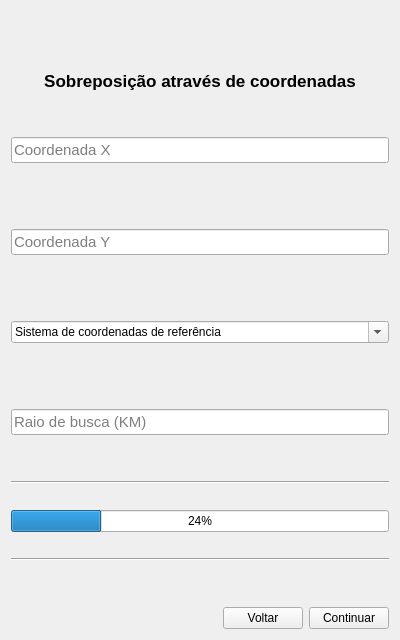
Before: the Qt Designer form screens/overlay_coordinates.ui in spuhub/prisma, drawn with Qt 5.
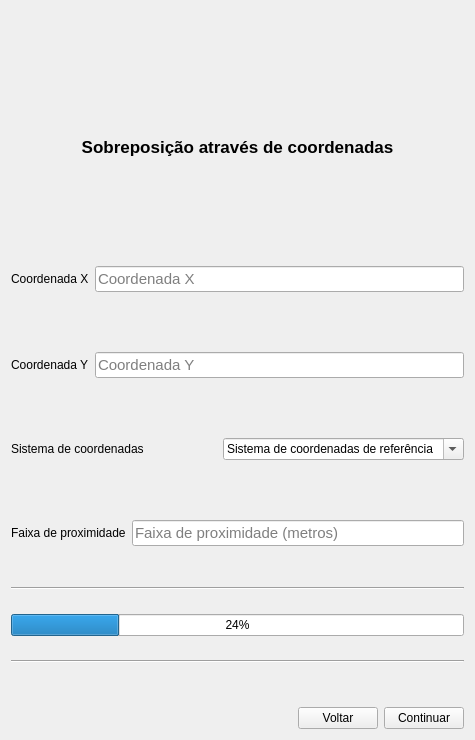
After: the same form once the commit is applied.

What changed in the file:
```diff
--- a/screens/overlay_coordinates.ui
+++ b/screens/overlay_coordinates.ui
@@ -6,14 +6,14 @@
    <rect>
     <x>0</x>
     <y>0</y>
-    <width>400</width>
-    <height>607</height>
+    <width>475</width>
+    <height>740</height>
    </rect>
   </property>
   <property name="windowTitle">
    <string>Form</string>
   </property>
-  <layout class="QVBoxLayout" name="verticalLayout_2">
+  <layout class="QVBoxLayout" name="verticalLayout">
    <item>
     <spacer name="horizontalSpacer_9">
      <property name="orientation">
@@ -97,8 +97,6 @@
     </spacer>
    </item>
    <item>
-    <layout class="QVBoxLayout" name="verticalLayout">
-     <item>
       <spacer name="verticalSpacer_2">
        <property name="orientation">
         <enum>Qt::Vertical</enum>
@@ -118,11 +116,20 @@
        </property>
        <property name="sizeHint" stdset="0">
         <size>
-         <width>40</width>
-         <height>20</height>
+       <width>379</width>
+       <height>18</height>
         </size>
        </property>
       </spacer>
+   </item>
+   <item>
+    <layout class="QHBoxLayout" name="horizontalLayout_2">
+     <item>
+      <widget class="QLabel" name="label_2">
+       <property name="text">
+        <string>Coordenada X</string>
+       </property>
+      </widget>
      </item>
      <item>
       <widget class="QLineEdit" name="lineEdit_2">
@@ -154,6 +161,8 @@
        </property>
       </widget>
      </item>
+    </layout>
+   </item>
      <item>
       <spacer name="horizontalSpacer_11">
        <property name="orientation">
@@ -161,8 +170,8 @@
        </property>
        <property name="sizeHint" stdset="0">
         <size>
-         <width>40</width>
-         <height>20</height>
+       <width>379</width>
+       <height>18</height>
         </size>
        </property>
       </spacer>
@@ -174,8 +183,8 @@
        </property>
        <property name="sizeHint" stdset="0">
         <size>
-         <width>40</width>
-         <height>20</height>
+       <width>379</width>
+       <height>18</height>
         </size>
        </property>
       </spacer>
@@ -187,11 +196,20 @@
        </property>
        <property name="sizeHint" stdset="0">
         <size>
-         <width>40</width>
-         <height>20</height>
+       <width>379</width>
+       <height>18</height>
         </size>
        </property>
       </spacer>
+   </item>
+   <item>
+    <layout class="QHBoxLayout" name="horizontalLayout_4">
+     <item>
+      <widget class="QLabel" name="label_4">
+       <property name="text">
+        <string>Coordenada Y</string>
+       </property>
+      </widget>
      </item>
      <item>
       <widget class="QLineEdit" name="lineEdit_3">
@@ -223,6 +241,8 @@
        </property>
       </widget>
      </item>
+    </layout>
+   </item>
      <item>
       <spacer name="horizontalSpacer_12">
        <property name="orientation">
@@ -230,8 +250,8 @@
        </property>
        <property name="sizeHint" stdset="0">
         <size>
-         <width>40</width>
-         <height>20</height>
+       <width>379</width>
+       <height>18</height>
         </size>
        </property>
       </spacer>
@@ -243,8 +263,8 @@
        </property>
        <property name="sizeHint" stdset="0">
         <size>
-         <width>40</width>
-         <height>20</height>
+       <width>379</width>
+       <height>18</height>
         </size>
        </property>
       </spacer>
@@ -256,11 +276,20 @@
        </property>
        <property name="sizeHint" stdset="0">
         <size>
-         <width>40</width>
-         <height>20</height>
+       <width>379</width>
+       <height>18</height>
         </size>
        </property>
       </spacer>
+   </item>
+   <item>
+    <layout class="QHBoxLayout" name="horizontalLayout_3">
+     <item>
+      <widget class="QLabel" name="label_3">
+       <property name="text">
+        <string>Sistema de coordenadas</string>
+       </property>
+      </widget>
      </item>
      <item>
       <widget class="QComboBox" name="refSysCombo">
@@ -280,6 +309,8 @@
        </item>
       </widget>
      </item>
+    </layout>
+   </item>
      <item>
       <spacer name="horizontalSpacer_13">
        <property name="orientation">
@@ -287,8 +318,8 @@
        </property>
        <property name="sizeHint" stdset="0">
         <size>
-         <width>40</width>
-         <height>20</height>
+       <width>379</width>
+       <height>18</height>
         </size>
        </property>
       </spacer>
@@ -300,8 +331,8 @@
        </property>
        <property name="sizeHint" stdset="0">
         <size>
-         <width>40</width>
-         <height>20</height>
+       <width>379</width>
+       <height>18</height>
         </size>
        </property>
       </spacer>
@@ -313,14 +344,23 @@
        </property>
        <property name="sizeHint" stdset="0">
         <size>
-         <width>40</width>
-         <height>20</height>
+       <width>379</width>
+       <height>18</height>
         </size>
        </property>
       </spacer>
      </item>
      <item>
-      <widget class="QLineEdit" name="lineEdit_6">
+    <layout class="QHBoxLayout" name="horizontalLayout_6">
+     <item>
+      <widget class="QLabel" name="label_5">
+       <property name="text">
+        <string>Faixa de proximidade</string>
+       </property>
+      </widget>
+     </item>
+     <item>
+      <widget class="QLineEdit" name="lineEdit_5">
        <property name="font">
         <font>
          <pointsize>11</pointsize>
@@ -342,12 +382,14 @@
         <bool>true</bool>
        </property>
        <property name="placeholderText">
-        <string>Raio de busca (KM)</string>
+        <string>Faixa de proximidade (metros)</string>
        </property>
        <property name="cursorMoveStyle">
         <enum>Qt::LogicalMoveStyle</enum>
        </property>
       </widget>
+     </item>
+    </layout>
      </item>
      <item>
       <spacer name="horizontalSpacer_14">
@@ -356,8 +398,8 @@
        </property>
        <property name="sizeHint" stdset="0">
         <size>
-         <width>40</width>
-         <height>20</height>
+       <width>379</width>
+       <height>17</height>
         </size>
        </property>
       </spacer>
@@ -369,8 +411,8 @@
        </property>
        <property name="sizeHint" stdset="0">
         <size>
-         <width>40</width>
-         <height>20</height>
+       <width>379</width>
+       <height>18</height>
         </size>
        </property>
       </spacer>
@@ -389,8 +431,8 @@
        </property>
        <property name="sizeHint" stdset="0">
         <size>
-         <width>40</width>
-         <height>20</height>
+       <width>379</width>
+       <height>18</height>
         </size>
        </property>
       </spacer>
@@ -409,8 +451,8 @@
        </property>
        <property name="sizeHint" stdset="0">
         <size>
-         <width>40</width>
-         <height>20</height>
+       <width>379</width>
+       <height>18</height>
         </size>
        </property>
       </spacer>
@@ -429,13 +471,11 @@
        </property>
        <property name="sizeHint" stdset="0">
         <size>
-         <width>40</width>
-         <height>20</height>
+       <width>379</width>
+       <height>18</height>
         </size>
        </property>
       </spacer>
-     </item>
-    </layout>
    </item>
    <item>
     <spacer name="horizontalSpacer_19">
```
Lines whose indentation alone changed are shown as unchanged.
